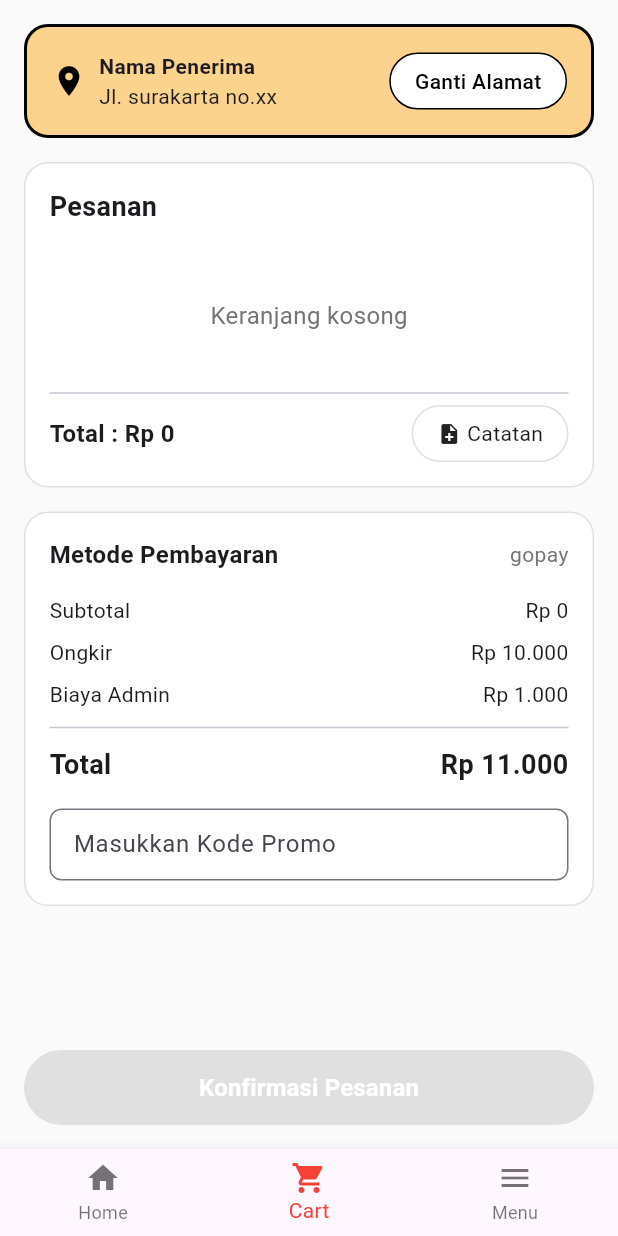
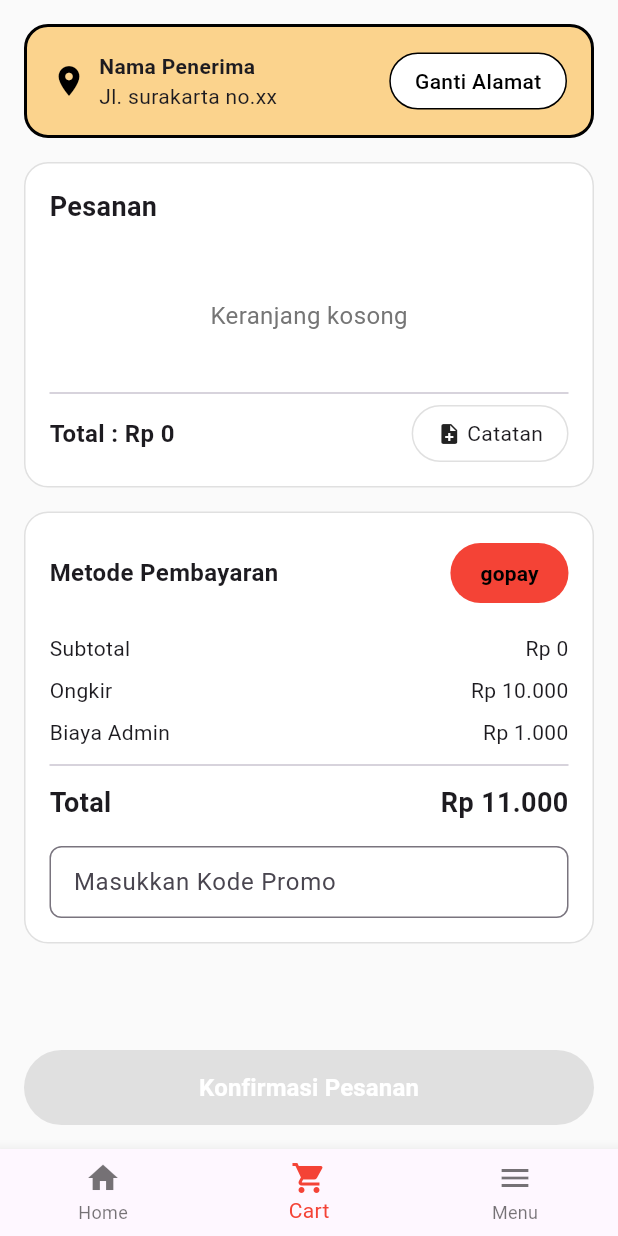
Before and after one commit to maslindu/PAB-Responsi1-Kelompok, a Flutter app: the screen it shows after launch, item 2 of the bottom bar chosen, on a phone screen of 412 x 824 dp. Run offline on Flutter 3.47's test engine with Material 3 defaults, Android fonts, the phone set to English and light mode, and no system bars; network calls fail.

Commit message:
penyesuaian nabil 1

```diff
--- a/lib/screens/checkout_screen.dart
+++ b/lib/screens/checkout_screen.dart
@@ -373,11 +373,32 @@ class _CheckoutScreenState extends State<CheckoutScreen> {
                                   fontSize: 16,
                                 ),
                               ),
-                              Text(
-                                'gopay',
-                                style: TextStyle(
-                                  color: Colors.grey[600],
-                                  fontSize: 14,
+                              ElevatedButton(
+                                onPressed: () {
+                                  // Aksi saat tombol ditekan
+                                },
+                                style: ElevatedButton.styleFrom(
+                                  backgroundColor:
+                                      Colors.red, // Warna latar
+                                  foregroundColor:
+                                      Colors.black, // Warna teks
+                                  shape: RoundedRectangleBorder(
+                                    borderRadius: BorderRadius.circular(
+                                      20,
+                                    ), // Sudut rounded
+                                  ),
+                                  padding: EdgeInsets.symmetric(
+                                    horizontal: 20,
+                                    vertical: 10,
+                                  ), // Padding dalam tombol
+                                  elevation:
+                                      0, // Hilangkan bayangan jika ingin datar
+                                ),
+                                child: Text(
+                                  'gopay',
+                                  style: TextStyle(
+                                    fontSize: 14,
+                                    fontWeight: FontWeight.bold,),
                                 ),
                               ),
                             ],
```
